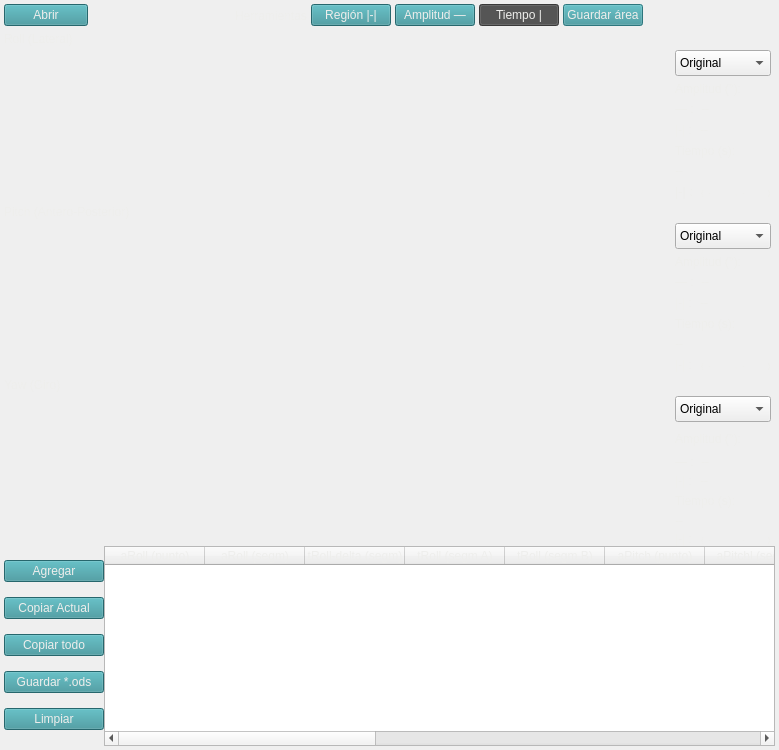
Qt form Software/development/Form/graph.ui (Debaq/Fullaxis) before a commit.
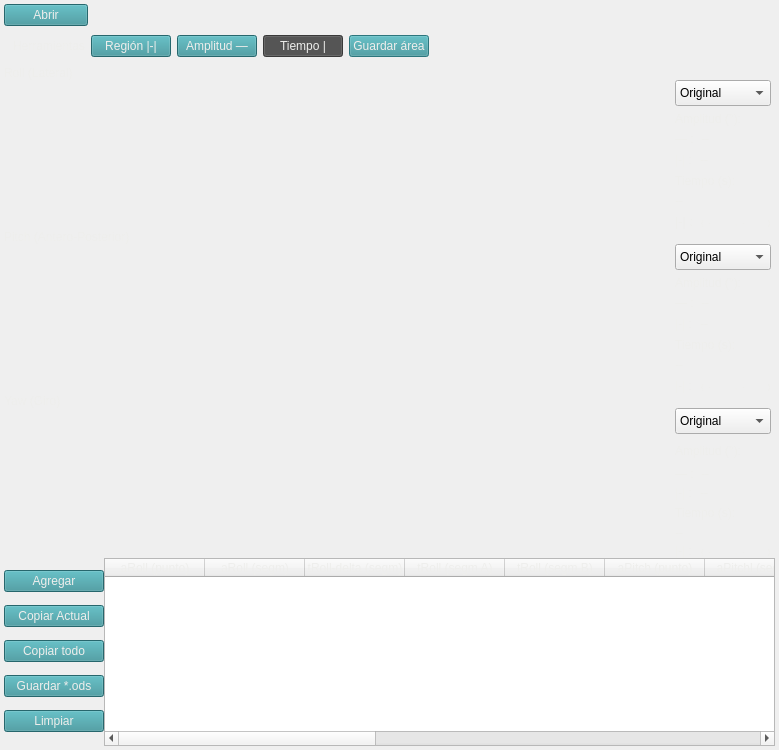
The same form after that commit. Icons and pictures are not drawn.

What changed in the file:
```diff
--- a/Software/development/Form/graph.ui
+++ b/Software/development/Form/graph.ui
@@ -134,6 +134,21 @@
           </property>
          </spacer>
         </item>
+       </layout>
+      </widget>
+     </item>
+     <item>
+      <widget class="QFrame" name="horizontalFrame">
+       <property name="minimumSize">
+        <size>
+         <width>0</width>
+         <height>0</height>
+        </size>
+       </property>
+       <layout class="QHBoxLayout" name="horizontalLayout_13">
+        <property name="rightMargin">
+         <number>0</number>
+        </property>
         <item>
          <widget class="QLabel" name="label_16">
           <property name="text">
```
